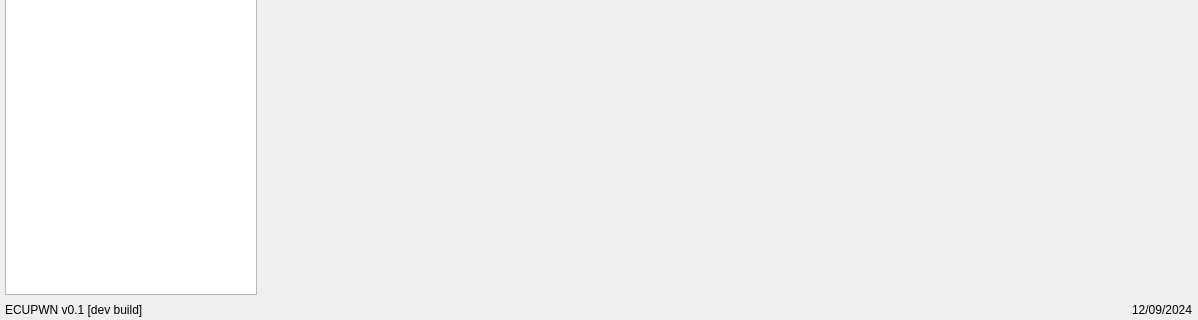
The window that ui/splash.ui (fearricepudding/ECUPWN_APP) describes before a commit, drawn with Qt 5; both pictures show x 0 to 1198 and y 336 to 656 of the 1198 by 656 pixel window.
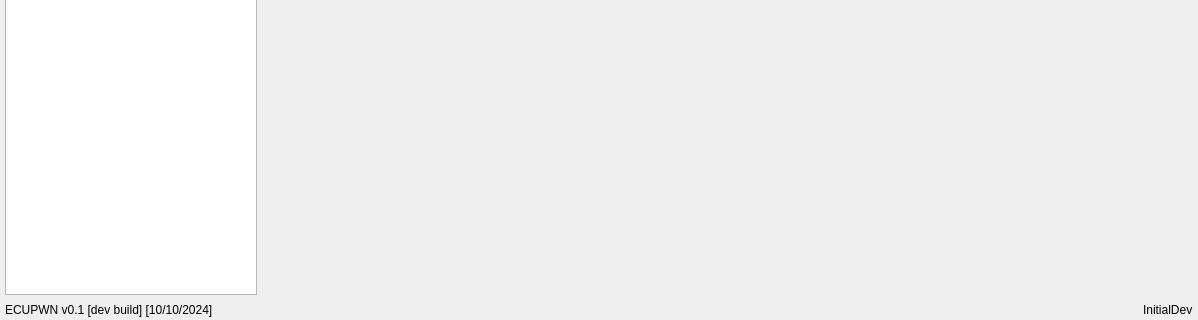
The same window after the commit. Icons and pictures are not drawn.

```diff
--- a/ui/splash.ui
+++ b/ui/splash.ui
@@ -125,7 +125,7 @@
       <item>
        <widget class="QLabel" name="label">
         <property name="text">
-         <string>ECUPWN v0.1 [dev build]</string>
+         <string>ECUPWN v0.1 [dev build] [10/10/2024]</string>
         </property>
        </widget>
       </item>
@@ -145,7 +145,7 @@
       <item>
        <widget class="QLabel" name="label_2">
         <property name="text">
-         <string>12/09/2024</string>
+         <string>InitialDev</string>
         </property>
        </widget>
       </item>
```
Left out of the diff: 2 changed lines with no effect on the pictures.
